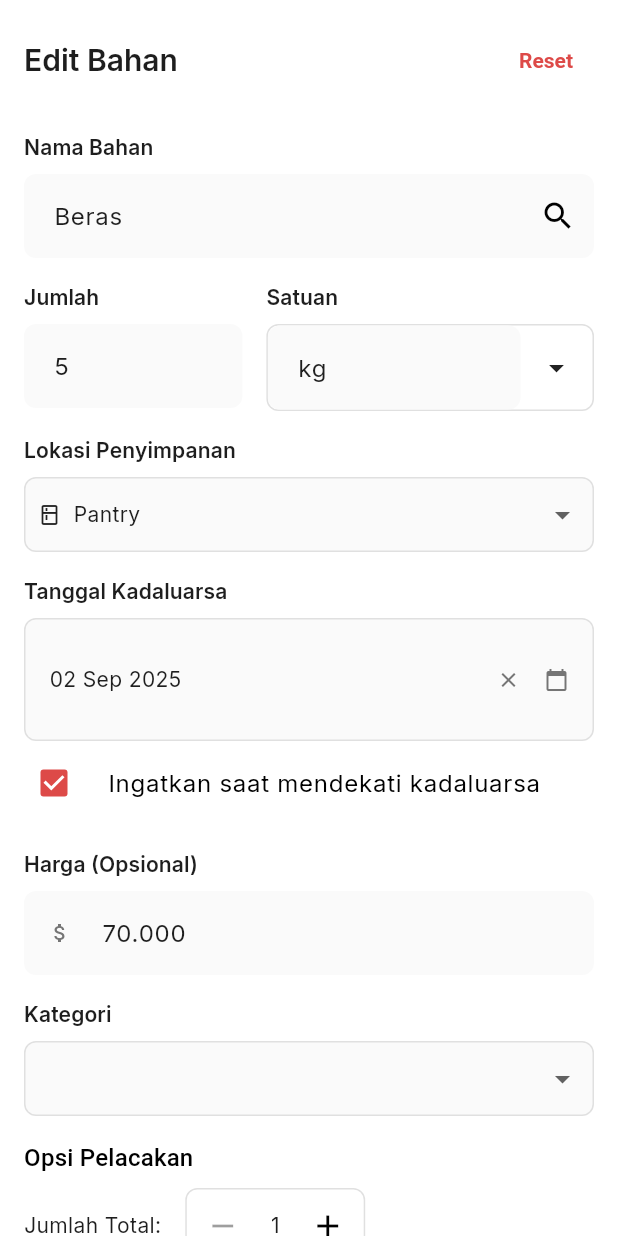
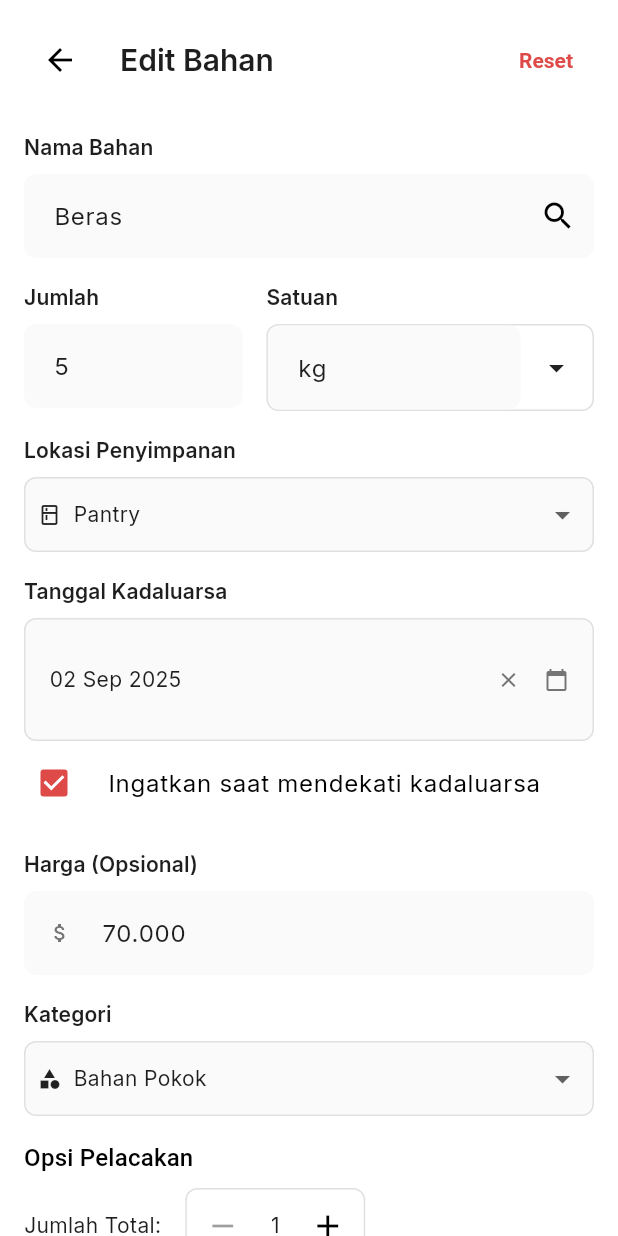
Before and after one commit to frzxw/rasain_app, a Flutter app: the PantryInputForm widget shown alone on an empty page, opened directly with sample values from the repository, on a phone screen of 412 x 824 dp. Run offline on Flutter 3.47's test engine with Material 3 defaults, Android fonts, the phone set to English and light mode, and no system bars; our stand-ins replace go_router, google_fonts, image_picker, shared_preferences, timeago; accounts and stored records are empty; network calls fail; statements that could not run were skipped.

Commit message:
fixed pantry edit button

```diff
--- a/lib/features/pantry/widgets/pantry_input_form.dart
+++ b/lib/features/pantry/widgets/pantry_input_form.dart
@@ -44,16 +44,44 @@ class _PantryInputFormState extends State<PantryInputForm> {
   bool _expirationAlert = true;
 
   final List<String> _categories = [
-    'Vegetables', 'Fruits', 'Meat', 'Dairy',
-    'Grains', 'Spices', 'Bakery', 'Canned', 'Other'
+    'Vegetables',
+    'Fruits',
+    'Meat',
+    'Dairy',
+    'Grains',
+    'Spices',
+    'Bakery',
+    'Canned',
+    'Bahan Pokok',
+    'Bumbu',
+    'Protein',
+    'Sayuran',
+    'Minyak',
+    'Other',
   ];
 
   final List<String> _storageLocations = [
-    'Pantry', 'Refrigerator', 'Freezer', 'Spice Rack', 'Counter', 'Other'
+    'Pantry',
+    'Refrigerator',
+    'Freezer',
+    'Spice Rack',
+    'Counter',
+    'Other',
   ];
 
   final List<String> _commonUnits = [
-    'kg', 'g', 'lbs', 'oz', 'pcs', 'pack', 'bottle', 'cup', 'tbsp', 'tsp', 'L', 'ml'
+    'kg',
+    'g',
+    'lbs',
+    'oz',
+    'pcs',
+    'pack',
+    'bottle',
+    'cup',
+    'tbsp',
+    'tsp',
+    'L',
+    'ml',
   ];
 
   @override
@@ -73,7 +101,8 @@ class _PantryInputFormState extends State<PantryInputForm> {
         }
       }
 
-      _priceController.text = widget.item!.price?.replaceAll(RegExp(r'[^\d.]'), '') ?? '';
+      _priceController.text =
+          widget.item!.price?.replaceAll(RegExp(r'[^\d.]'), '') ?? '';
       _unitController.text = widget.item!.unit ?? '';
       _expirationDate = widget.item!.expirationDate;
       _selectedCategory = widget.item!.category ?? 'Other';
@@ -102,9 +131,12 @@ class _PantryInputFormState extends State<PantryInputForm> {
       if (query.isEmpty) {
         _filteredIngredients = MockData.commonIngredients;
       } else {
-        _filteredIngredients = MockData.commonIngredients
-            .where((ingredient) =>
-                ingredient.toLowerCase().contains(query.toLowerCase()))
+        _filteredIngredients =
+            MockData.commonIngredients
+                .where(
+                  (ingredient) =>
+                      ingredient.toLowerCase().contains(query.toLowerCase()),
+                )
                 .toList();
       }
     });
@@ -134,6 +166,14 @@ class _PantryInputFormState extends State<PantryInputForm> {
                 // Header
                 Row(
                   children: [
+                    // Back button
+                    IconButton(
+                      icon: const Icon(Icons.arrow_back),
+                      onPressed: widget.onCancel,
+                      padding: EdgeInsets.zero,
+                      constraints: const BoxConstraints(),
+                    ),
+                    const SizedBox(width: AppSizes.marginM),
                     Text(
                       widget.item != null ? 'Edit Bahan' : 'Tambah Bahan Baru',
                       style: Theme.of(context).textTheme.headlineSmall,
@@ -215,14 +255,16 @@ class _PantryInputFormState extends State<PantryInputForm> {
                           borderRadius: BorderRadius.circular(AppSizes.radiusS),
                           border: Border.all(color: AppColors.border),
                         ),
-                        child: _filteredIngredients.isEmpty
+                        child:
+                            _filteredIngredients.isEmpty
                                 ? const Center(
                                   child: Text('Tidak ada bahan ditemukan'),
                                 )
                                 : ListView.builder(
                                   itemCount: _filteredIngredients.length,
                                   itemBuilder: (context, index) {
-                                  final ingredient = _filteredIngredients[index];
+                                    final ingredient =
+                                        _filteredIngredients[index];
                                     return ListTile(
                                       title: Text(ingredient),
                                       onTap: () {
@@ -231,15 +273,28 @@ class _PantryInputFormState extends State<PantryInputForm> {
                                           _isSearching = false;
 
                                           // Auto-set category based on ingredient
-                                        if (MockData.fruitsList.contains(ingredient.toLowerCase())) {
+                                          if (MockData.fruitsList.contains(
+                                            ingredient.toLowerCase(),
+                                          )) {
                                             _selectedCategory = 'Fruits';
-                                        } else if (MockData.vegetablesList.contains(ingredient.toLowerCase())) {
+                                          } else if (MockData.vegetablesList
+                                              .contains(
+                                                ingredient.toLowerCase(),
+                                              )) {
                                             _selectedCategory = 'Vegetables';
-                                        } else if (MockData.meatList.contains(ingredient.toLowerCase())) {
+                                          } else if (MockData.meatList.contains(
+                                            ingredient.toLowerCase(),
+                                          )) {
                                             _selectedCategory = 'Meat';
-                                        } else if (MockData.dairyList.contains(ingredient.toLowerCase())) {
+                                          } else if (MockData.dairyList
+                                              .contains(
+                                                ingredient.toLowerCase(),
+                                              )) {
                                             _selectedCategory = 'Dairy';
-                                        } else if (MockData.spicesList.contains(ingredient.toLowerCase())) {
+                                          } else if (MockData.spicesList
+                                              .contains(
+                                                ingredient.toLowerCase(),
+                                              )) {
                                             _selectedCategory = 'Spices';
                                           }
                                         });
@@ -278,7 +333,9 @@ class _PantryInputFormState extends State<PantryInputForm> {
                             ),
                             keyboardType: TextInputType.number,
                             inputFormatters: [
-                              FilteringTextInputFormatter.allow(RegExp(r'^\d*\.?\d*')),
+                              FilteringTextInputFormatter.allow(
+                                RegExp(r'^\d*\.?\d*'),
+                              ),
                             ],
                           ),
                         ],
@@ -297,7 +354,9 @@ class _PantryInputFormState extends State<PantryInputForm> {
                           const SizedBox(height: AppSizes.marginS),
                           Container(
                             decoration: BoxDecoration(
-                              borderRadius: BorderRadius.circular(AppSizes.radiusS),
+                              borderRadius: BorderRadius.circular(
+                                AppSizes.radiusS,
+                              ),
                               border: Border.all(color: AppColors.border),
                             ),
                             child: Row(
@@ -373,7 +432,10 @@ class _PantryInputFormState extends State<PantryInputForm> {
                               _storageLocation = newValue!;
                             });
                           },
-                          items: _storageLocations.map<DropdownMenuItem<String>>((String value) {
+                          items:
+                              _storageLocations.map<DropdownMenuItem<String>>((
+                                String value,
+                              ) {
                                 IconData icon;
                                 switch (value) {
                                   case 'Refrigerator':
@@ -441,10 +503,13 @@ class _PantryInputFormState extends State<PantryInputForm> {
                           children: [
                             Text(
                               _expirationDate != null
-                                  ? DateFormat('dd MMM yyyy').format(_expirationDate!)
+                                  ? DateFormat(
+                                    'dd MMM yyyy',
+                                  ).format(_expirationDate!)
                                   : 'Pilih Tanggal (Opsional)',
                               style: TextStyle(
-                                color: _expirationDate != null
+                                color:
+                                    _expirationDate != null
                                         ? AppColors.textPrimary
                                         : AppColors.textSecondary,
                               ),
@@ -517,7 +582,9 @@ class _PantryInputFormState extends State<PantryInputForm> {
                       ),
                       keyboardType: TextInputType.number,
                       inputFormatters: [
-                        FilteringTextInputFormatter.allow(RegExp(r'^\d*\.?\d*')),
+                        FilteringTextInputFormatter.allow(
+                          RegExp(r'^\d*\.?\d*'),
+                        ),
                       ],
                     ),
                   ],
@@ -556,7 +623,10 @@ class _PantryInputFormState extends State<PantryInputForm> {
                               _selectedCategory = newValue!;
                             });
                           },
-                          items: _categories.map<DropdownMenuItem<String>>((String value) {
+                          items:
+                              _categories.map<DropdownMenuItem<String>>((
+                                String value,
+                              ) {
                                 IconData icon;
                                 switch (value) {
                                   case 'Vegetables':
@@ -623,14 +693,17 @@ class _PantryInputFormState extends State<PantryInputForm> {
                         Container(
                           decoration: BoxDecoration(
                             border: Border.all(color: AppColors.border),
-                            borderRadius: BorderRadius.circular(AppSizes.radiusS),
+                            borderRadius: BorderRadius.circular(
+                              AppSizes.radiusS,
+                            ),
                           ),
                           child: Row(
                             mainAxisSize: MainAxisSize.min,
                             children: [
                               IconButton(
                                 icon: const Icon(Icons.remove),
-                                onPressed: _totalQuantity > 1
+                                onPressed:
+                                    _totalQuantity > 1
                                         ? () {
                                           setState(() {
                                             _totalQuantity--;
@@ -694,6 +767,12 @@ class _PantryInputFormState extends State<PantryInputForm> {
                         label: widget.item != null ? 'Update' : 'Tambah',
                         onPressed: _handleSave,
                         variant: ButtonVariant.primary,
+<<<<<<< Updated upstream
+=======
+                        textStyle: TextStyle(
+                          color: const Color.fromARGB(255, 255, 255, 255),
+                        ),
+>>>>>>> Stashed changes
                       ),
                     ),
                   ],
@@ -709,7 +788,8 @@ class _PantryInputFormState extends State<PantryInputForm> {
   Future<void> _selectDate() async {
     final DateTime? picked = await showDatePicker(
       context: context,
-      initialDate: _expirationDate ?? DateTime.now().add(const Duration(days: 7)),
+      initialDate:
+          _expirationDate ?? DateTime.now().add(const Duration(days: 7)),
       firstDate: DateTime.now(),
       lastDate: DateTime.now().add(const Duration(days: 365 * 2)),
       builder: (context, child) {
@@ -736,6 +816,7 @@ class _PantryInputFormState extends State<PantryInputForm> {
 
   void _handleSave() {
     if (_formKey.currentState!.validate()) {
+<<<<<<< Updated upstream
       final price = _priceController.text.isNotEmpty
           ? '\Rp${_priceController.text}'
           : null;
@@ -746,13 +827,30 @@ class _PantryInputFormState extends State<PantryInputForm> {
               : _quantityController.text.trim()
           : null;
 
+=======
+      final price =
+          _priceController.text.isNotEmpty
+              ? 'Rp${_priceController.text}'
+              : null;
+
+      final quantity =
+          _quantityController.text.trim().isNotEmpty
+              ? _unitController.text.trim().isNotEmpty
+                  ? '${_quantityController.text.trim()} ${_unitController.text.trim()}'
+                  : _quantityController.text.trim()
+              : null;
+
+>>>>>>> Stashed changes
       final PantryItem item = PantryItem(
         id: widget.item?.id ?? DateTime.now().millisecondsSinceEpoch.toString(),
         name: _nameController.text.trim(),
         quantity: quantity,
         expirationDate: _expirationDate,
         price: price,
-        unit: _unitController.text.trim().isNotEmpty ? _unitController.text.trim() : null,
+        unit:
+            _unitController.text.trim().isNotEmpty
+                ? _unitController.text.trim()
+                : null,
         category: _selectedCategory != 'Other' ? _selectedCategory : null,
         storageLocation: _storageLocation,
         totalQuantity: _totalQuantity,
```
Also changed, not shown: lib/features/profile/widgets/profile_menu.dart (+22 -0 lines), lib/features/recipe_detail/recipe_detail_screen.dart (+34 -29 lines), lib/features/welcome_screen/welcome_screen.dart (added, +186 -0 lines). Lines whose indentation alone changed are shown as unchanged.
